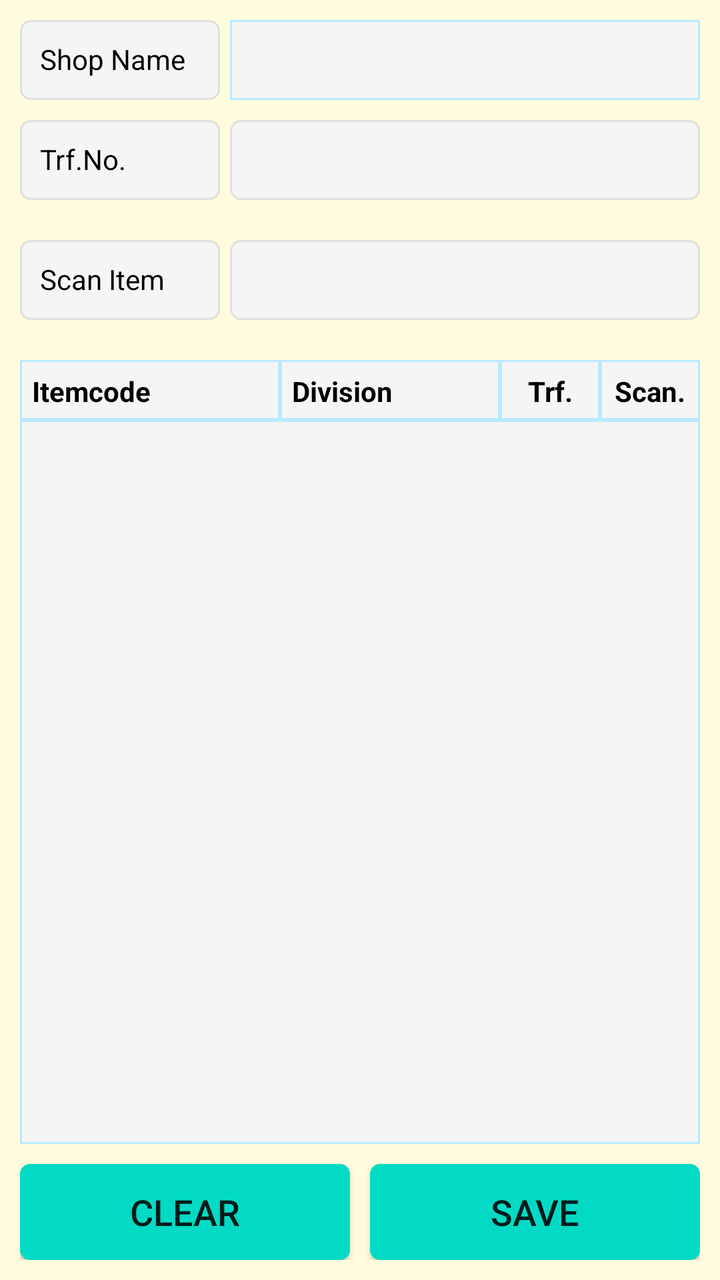
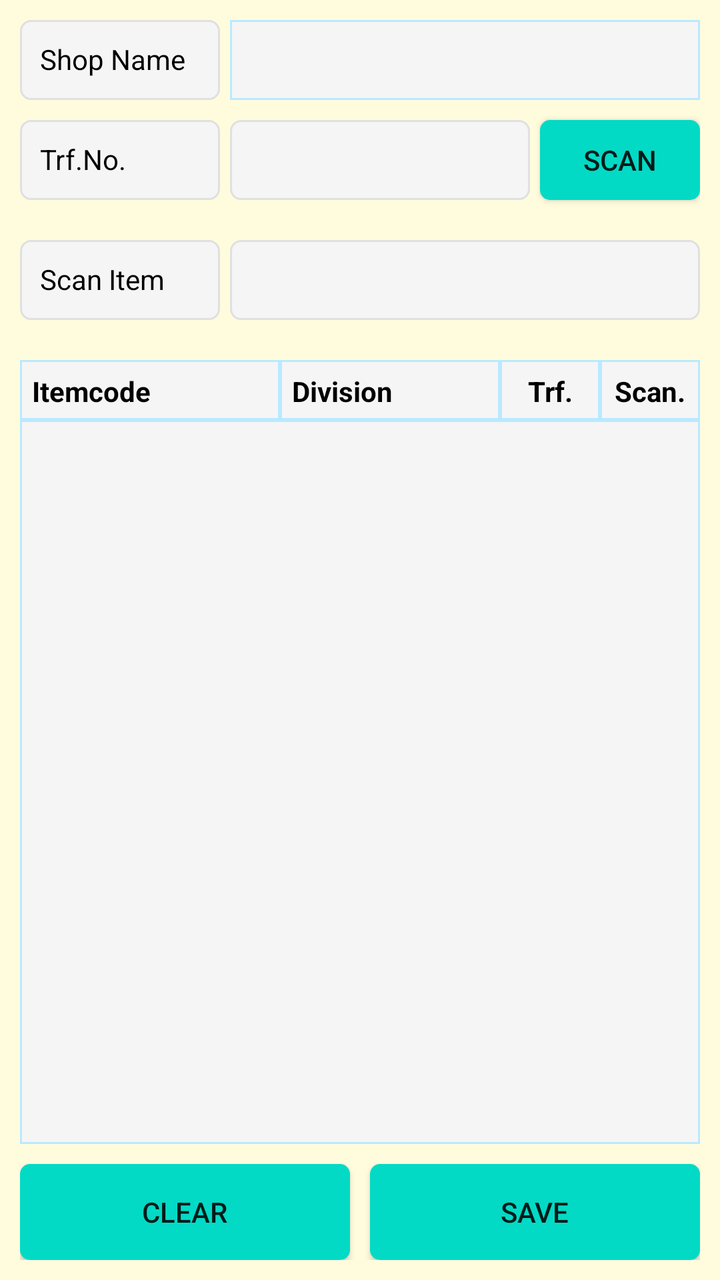

Two renders of the same Android screen: before a commit and after it. Below are the layout's source before the change and the commit's diff.
<!-- AndroidManifest.xml: application theme AppTheme -->
<!-- res/layout/fragment_division_seperation.xml -->
<?xml version="1.0" encoding="utf-8"?>
<FrameLayout xmlns:android="http://schemas.android.com/apk/res/android"
    xmlns:app="http://schemas.android.com/apk/res-auto"
    xmlns:tools="http://schemas.android.com/tools"
    android:layout_width="match_parent"
    android:layout_height="match_parent"
    android:background="@color/backColor"
    tools:context=".ui.divisionseperate.DivisionSeperationFragment">

    <androidx.constraintlayout.widget.ConstraintLayout
        android:layout_width="match_parent"
        android:layout_height="match_parent"
        android:padding="10dp">

        <TextView
            android:id="@+id/TextView3"
            android:layout_width="100dp"
            android:layout_height="40dp"
            android:background="@drawable/et_custom"
            android:gravity="left"
            android:hint=""
            android:padding="10dp"
            android:text="Shop Name"
            android:textColor="@color/coloBlack"
            android:textSize="14sp"
            app:layout_constraintStart_toStartOf="parent"
            app:layout_constraintTop_toTopOf="parent" />

        <Spinner
            android:id="@+id/sp_div_seperate_shopname"
            android:layout_width="0dp"
            android:layout_height="40dp"
            android:layout_marginStart="5dp"
            android:layout_marginLeft="5dp"
            android:background="@drawable/et_custom_total"
            android:gravity="center"
            android:hint=""
            android:padding="8dp"
            android:textSize="14sp"
            app:layout_constraintEnd_toEndOf="parent"
            app:layout_constraintStart_toEndOf="@+id/TextView3"
            app:layout_constraintTop_toTopOf="parent"
            tools:ignore="SpeakableTextPresentCheck,TouchTargetSizeCheck" />



        <TextView
            android:id="@+id/TextView1"
            android:layout_width="100dp"
            android:layout_height="40dp"
            android:layout_marginTop="10dp"
            android:background="@drawable/et_custom"
            android:gravity="left"
            android:hint=""
            android:padding="10dp"
            android:text="Trf.No."
            android:textColor="@color/coloBlack"
            android:textSize="14sp"
            app:layout_constraintStart_toStartOf="parent"
            app:layout_constraintTop_toBottomOf="@+id/TextView3" />

        <EditText
            android:id="@+id/et_div_seperate_trfno"
            android:layout_width="0dp"
            android:layout_height="40dp"
            android:layout_marginLeft="5dp"
            android:background="@drawable/et_custom"
            android:padding="10dp"
            android:textColor="@color/coloBlack"
            android:textSize="14sp"
            app:layout_constraintEnd_toEndOf="parent"
            app:layout_constraintStart_toEndOf="@+id/TextView1"
            app:layout_constraintTop_toTopOf="@+id/TextView1"
            tools:ignore="SpeakableTextPresentCheck,TouchTargetSizeCheck" />

        <TextView
            android:id="@+id/TextView2"
            android:layout_width="100dp"
            android:layout_height="40dp"
            android:layout_marginTop="20dp"
            android:background="@drawable/et_custom"
            android:textColor="@color/coloBlack"
            android:gravity="left"
            android:hint=""
            android:padding="10dp"
            android:text="Scan Item"
            android:textSize="14dp"
            app:layout_constraintStart_toStartOf="parent"
            app:layout_constraintTop_toBottomOf="@+id/TextView1" />

        <EditText
            android:id="@+id/et_div_seperate_scan"
            android:layout_width="0dp"
            android:layout_height="40dp"
            android:layout_marginStart="5dp"
            android:layout_marginLeft="5dp"
            android:background="@drawable/et_custom"
            android:padding="10dp"
            android:textColor="@color/coloBlack"
            android:textSize="14dp"
            app:layout_constraintEnd_toEndOf="parent"
            app:layout_constraintStart_toEndOf="@+id/TextView1"
            app:layout_constraintTop_toTopOf="@+id/TextView2" />

        <TextView
            android:id="@+id/TextView8"
            android:layout_width="130dp"
            android:layout_height="30dp"
            android:layout_marginTop="20dp"
            android:background="@drawable/et_custom_total"
            android:gravity="left"
            android:hint=""
            android:padding="6dp"
            android:text="Itemcode"
            android:textColor="@color/coloBlack"
            android:textSize="14dp"
            android:textStyle="bold"
            app:layout_constraintStart_toStartOf="parent"
            app:layout_constraintTop_toBottomOf="@+id/TextView2" />

        <TextView
            android:id="@+id/TextView6"
            android:layout_width="0dp"
            android:layout_height="30dp"
            android:background="@drawable/et_custom_total"
            android:gravity="left"
            android:hint=""
            android:padding="6dp"
            android:text="Division"
            android:textColor="@color/coloBlack"
            android:textSize="14dp"
            android:textStyle="bold"
            app:layout_constraintEnd_toStartOf="@+id/TextView7"
            app:layout_constraintStart_toEndOf="@+id/TextView8"
            app:layout_constraintTop_toTopOf="@+id/TextView8" />

        <TextView
            android:id="@+id/TextView7"
            android:layout_width="50dp"
            android:layout_height="30dp"
            android:background="@drawable/et_custom_total"
            android:gravity="center"
            android:hint=""
            android:padding="6dp"
            android:text="Trf."
            android:textColor="@color/coloBlack"
            android:textSize="14dp"
            android:textStyle="bold"
            app:layout_constraintEnd_toStartOf="@+id/TextView9"
            app:layout_constraintTop_toTopOf="@+id/TextView6" />

        <TextView
            android:id="@+id/TextView9"
            android:layout_width="50dp"
            android:layout_height="30dp"
            android:background="@drawable/et_custom_total"
            android:gravity="center"
            android:hint=""
            android:padding="6dp"
            android:text="Scan."
            android:textColor="@color/coloBlack"
            android:textSize="14dp"
            android:textStyle="bold"
            app:layout_constraintEnd_toEndOf="parent"
            app:layout_constraintTop_toTopOf="@+id/TextView8" />

        <ListView
            android:id="@+id/lv_div_seperate_details"
            android:layout_width="0dp"
            android:layout_height="0dp"
            android:layout_marginBottom="10dp"
            android:background="@drawable/et_custom_total"
            app:layout_constraintBottom_toTopOf="@+id/bt_div_seperate_clear"
            app:layout_constraintEnd_toEndOf="parent"
            app:layout_constraintHorizontal_bias="1.0"
            app:layout_constraintStart_toStartOf="parent"
            app:layout_constraintTop_toBottomOf="@+id/TextView8" />

        <Button
            android:id="@+id/bt_div_seperate_clear"
            android:layout_width="0dp"
            android:layout_height="wrap_content"
            android:background="@drawable/btn_custom1"
            android:text="CLEAR"
            android:textAllCaps="false"
            android:textSize="18sp"
            app:layout_constraintBottom_toBottomOf="parent"
            app:layout_constraintEnd_toStartOf="@+id/textView2"
            app:layout_constraintStart_toStartOf="parent" />

        <Button
            android:id="@+id/bt_div_seperate_save"
            android:layout_width="0dp"
            android:layout_height="wrap_content"
            android:background="@drawable/btn_custom1"
            android:text="SAVE"
            android:textAllCaps="false"
            android:textSize="18sp"
            app:layout_constraintBottom_toBottomOf="parent"
            app:layout_constraintEnd_toEndOf="parent"
            app:layout_constraintStart_toEndOf="@+id/textView2" />

        <TextView
            android:id="@+id/textView2"
            android:layout_width="wrap_content"
            android:layout_height="wrap_content"
            android:layout_marginStart="16dp"
            android:layout_marginLeft="16dp"
            android:layout_marginEnd="16dp"
            android:layout_marginRight="16dp"
            android:text="   "
            android:textColor="@color/colorAccent"
            app:layout_constraintBottom_toBottomOf="parent"
            app:layout_constraintEnd_toEndOf="parent"
            app:layout_constraintStart_toStartOf="parent"
            tools:ignore="SpeakableTextPresentCheck" />

    </androidx.constraintlayout.widget.ConstraintLayout>

</FrameLayout>
<!-- resources referenced by this layout -->
<resources>
  <color name="backColor">#FFFCDE</color>
  <color name="coloBlack">#000000</color>
  <color name="colorAccent">#000000</color>
  <!-- drawable btn_custom1 (drawable) -->
  <?xml version="1.0" encoding="utf-8"?>
  <shape xmlns:android="http://schemas.android.com/apk/res/android"
      android:padding="10dp"
      android:shape="rectangle" >
  
      <solid android:color="@color/colorBtn" />
  
      <corners
          android:bottomLeftRadius="5dp"
          android:bottomRightRadius="5dp"
          android:topLeftRadius="5dp"
          android:topRightRadius="5dp" />
  
  </shape>
  <!-- drawable et_custom (drawable) -->
  <?xml version="1.0" encoding="utf-8"?>
  <shape xmlns:android="http://schemas.android.com/apk/res/android"
      android:padding="10dp"
      android:shape="rectangle" >
  
      <solid android:color="#f5f5f5" />
  
      <stroke
          android:width="1dp"
          android:color="#e0e0e0" />
  
      <corners
          android:bottomLeftRadius="5dp"
          android:bottomRightRadius="5dp"
          android:topLeftRadius="5dp"
          android:topRightRadius="5dp" />
  
  </shape>
  <!-- drawable et_custom_total (drawable) -->
  <?xml version="1.0" encoding="utf-8"?>
  <shape xmlns:android="http://schemas.android.com/apk/res/android"
      android:padding="10dp"
      android:shape="rectangle" >
  
      <solid android:color="#f5f5f5" />
  
      <stroke
          android:width="1dp"
          android:color="#B9E9FF" />
  
      <corners
          android:bottomLeftRadius="0dp"
          android:bottomRightRadius="0dp"
          android:topLeftRadius="0dp"
          android:topRightRadius="0dp" />
  
  </shape>
  <style name="AppTheme" parent="Theme.AppCompat.Light.NoActionBar">
          
          <item name="colorPrimary">@color/colorPrimary</item>
          <item name="colorPrimaryDark">@color/colorPrimaryDark</item>
          <item name="colorAccent">@color/colorAccent</item>
      </style>
  <color name="colorBtn">#03DAC5</color>
  <color name="colorPrimary">#ffb200</color>
  <color name="colorPrimaryDark">#ffb200</color>
</resources>

<!-- the commit's change to res/layout/fragment_division_seperation.xml (unified diff, before → after) -->
@@ -64,14 +64,28 @@
             android:layout_width="0dp"
             android:layout_height="40dp"
             android:layout_marginLeft="5dp"
-            android:background="@drawable/et_custom"
-            android:padding="10dp"
-            android:textColor="@color/coloBlack"
-            android:textSize="14sp"
-            app:layout_constraintEnd_toEndOf="parent"
+            android:layout_marginRight="5dp"
+            android:background="@drawable/et_custom"
+            android:padding="10dp"
+            android:textColor="@color/coloBlack"
+            android:inputType="text"
+            android:textSize="14sp"
+            app:layout_constraintEnd_toStartOf="@+id/bt_div_seperate_fetch"
             app:layout_constraintStart_toEndOf="@+id/TextView1"
             app:layout_constraintTop_toTopOf="@+id/TextView1"
             tools:ignore="SpeakableTextPresentCheck,TouchTargetSizeCheck" />
+
+        <Button
+            android:id="@+id/bt_div_seperate_fetch"
+            android:layout_width="80dp"
+            android:layout_height="40dp"
+            android:background="@drawable/btn_custom1"
+            android:text="SCAN"
+            android:textAllCaps="false"
+            android:textSize="14sp"
+            app:layout_constraintBottom_toBottomOf="@+id/TextView1"
+            app:layout_constraintEnd_toEndOf="parent"
+            app:layout_constraintTop_toTopOf="@+id/TextView1" />
 
         <TextView
             android:id="@+id/TextView2"
@@ -183,7 +197,7 @@
             android:background="@drawable/btn_custom1"
             android:text="CLEAR"
             android:textAllCaps="false"
-            android:textSize="18sp"
+            android:textSize="14sp"
             app:layout_constraintBottom_toBottomOf="parent"
             app:layout_constraintEnd_toStartOf="@+id/textView2"
             app:layout_constraintStart_toStartOf="parent" />
@@ -195,7 +209,7 @@
             android:background="@drawable/btn_custom1"
             android:text="SAVE"
             android:textAllCaps="false"
-            android:textSize="18sp"
+            android:textSize="14sp"
             app:layout_constraintBottom_toBottomOf="parent"
             app:layout_constraintEnd_toEndOf="parent"
             app:layout_constraintStart_toEndOf="@+id/textView2" />
